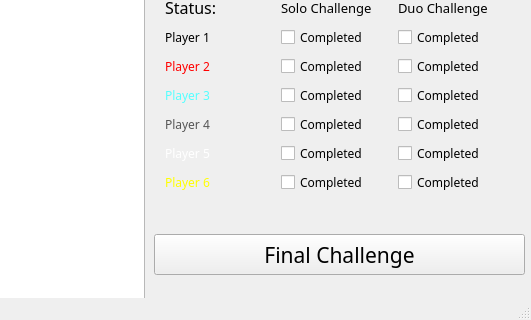
johncutone/10c_Final_Project, file mainwindow.ui: the form before one commit; both pictures show x 776 to 1307 and y 443 to 763 of the 1307 by 763 pixel window.
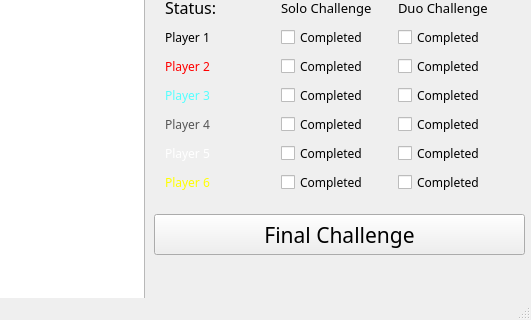
The form after the commit.

Commit message: implement final challenge

```diff
--- a/mainwindow.ui
+++ b/mainwindow.ui
@@ -1339,7 +1339,7 @@
     <property name="geometry">
      <rect>
       <x>930</x>
-      <y>660</y>
+      <y>640</y>
       <width>371</width>
       <height>41</height>
      </rect>
@@ -1839,6 +1839,25 @@
      </item>
     </layout>
    </widget>
+   <widget class="QLabel" name="final_chal_text">
+    <property name="geometry">
+     <rect>
+      <x>930</x>
+      <y>690</y>
+      <width>371</width>
+      <height>31</height>
+     </rect>
+    </property>
+    <property name="font">
+     <font>
+      <family>Algerian</family>
+      <pointsize>16</pointsize>
+     </font>
+    </property>
+    <property name="text">
+     <string/>
+    </property>
+   </widget>
   </widget>
   <widget class="QMenuBar" name="menuBar">
    <property name="geometry">
```
The commit also changes 2 other files.
